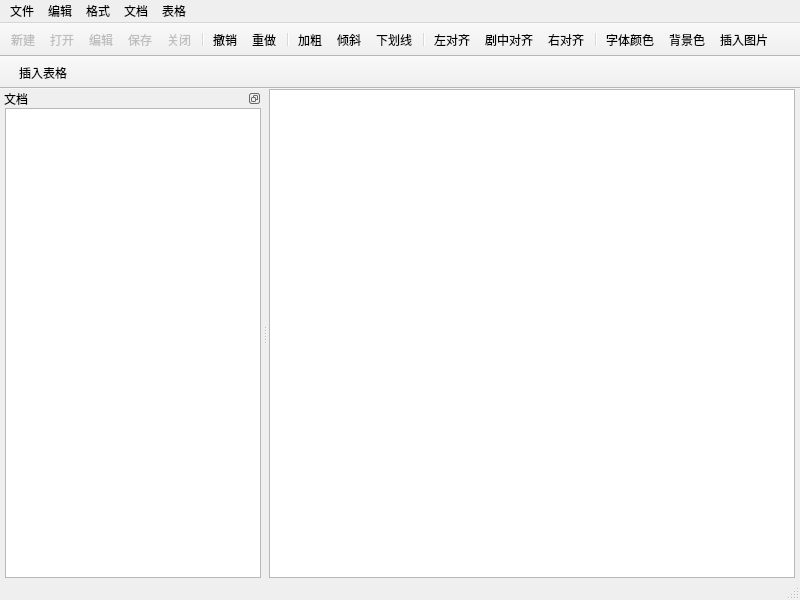
First picture: the form in mainwindow.ui, repository yileiren/YDocManager, before the edit.
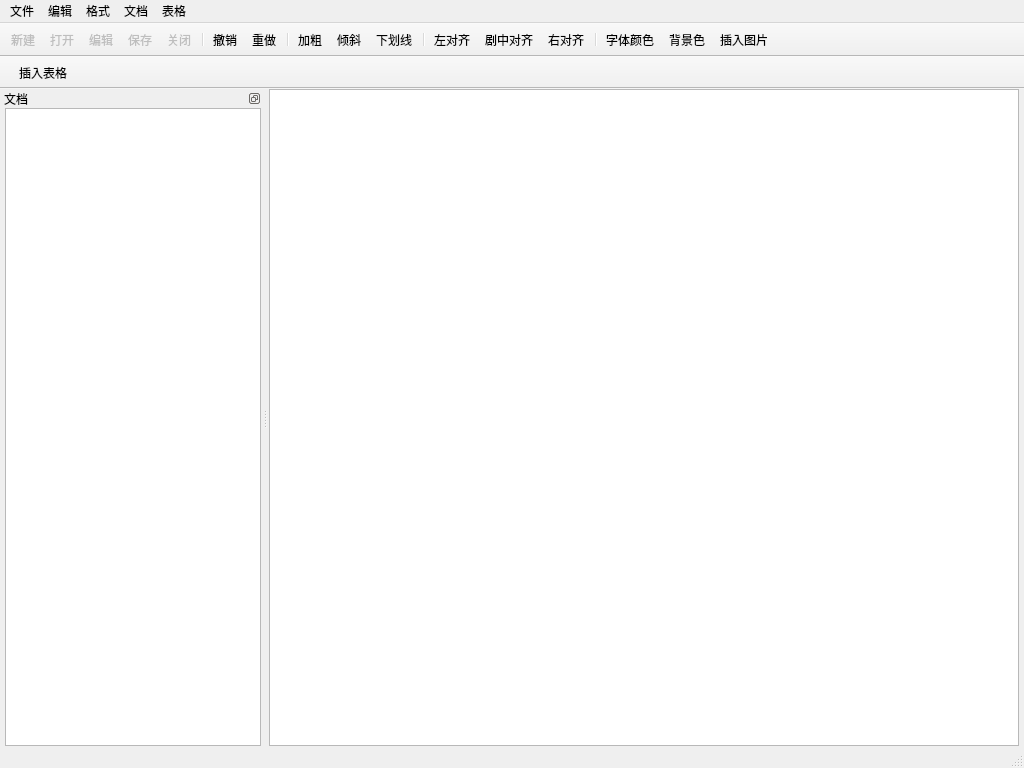
Second picture: the form after the edit. Icons and pictures are not drawn. Custom widgets are drawn as their Qt base class.

Commit message: 修改主窗口默认大小为1024*768

Patch:
```diff
--- a/mainwindow.ui
+++ b/mainwindow.ui
@@ -6,8 +6,8 @@
    <rect>
     <x>0</x>
     <y>0</y>
-    <width>800</width>
-    <height>600</height>
+    <width>1024</width>
+    <height>768</height>
    </rect>
   </property>
   <property name="minimumSize">
@@ -72,7 +72,7 @@
     <rect>
      <x>0</x>
      <y>0</y>
-     <width>800</width>
+     <width>1024</width>
      <height>23</height>
     </rect>
    </property>
```
